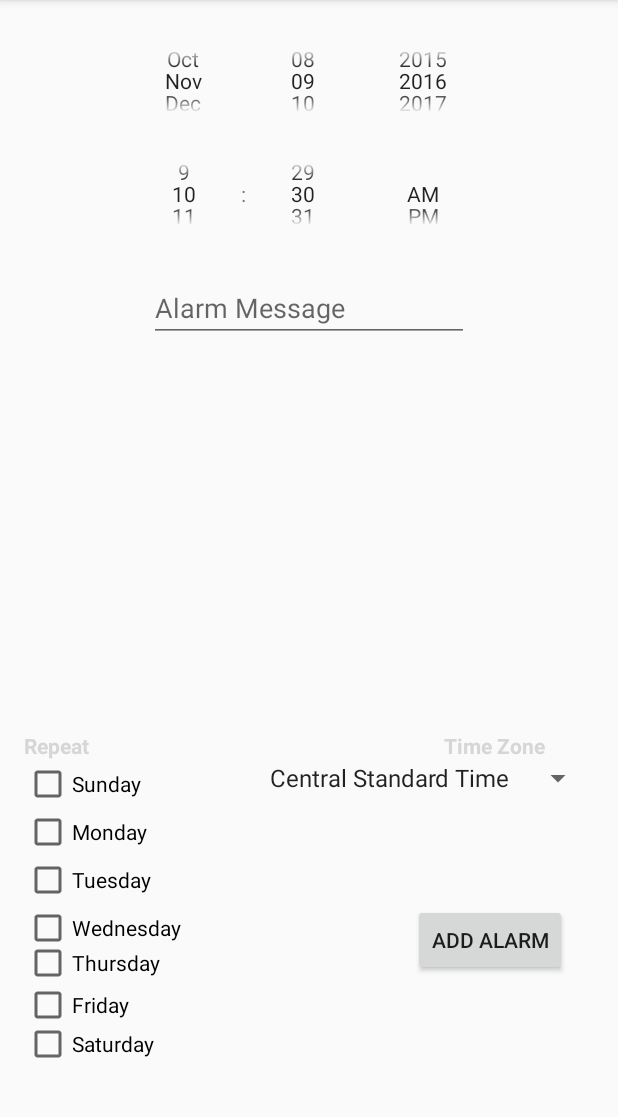
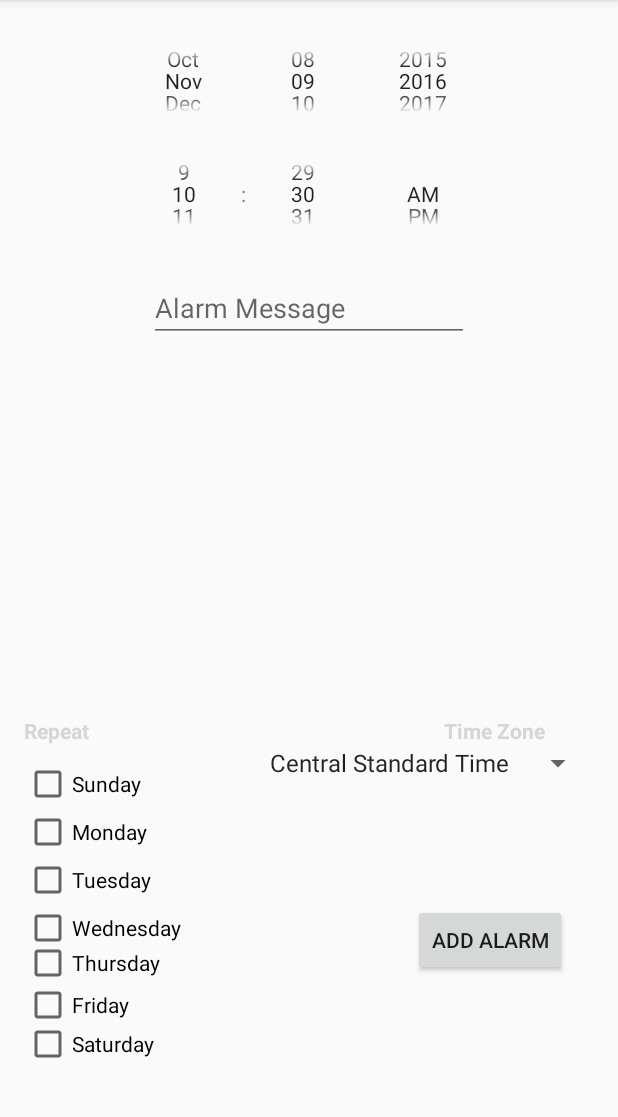
Before and after one commit to andrewjamen/Clock, an Android app: the SetAlarm screen opened directly, with no data from a screen before it, on a phone screen of 412 x 824 dp, the part 84-1201 px from its top. Run offline under Robolectric (Android 15) with nearby library versions, the phone set to English and light mode, and no system bars.

```diff
--- a/app/src/main/java/amen/clock/SetAlarm.java
+++ b/app/src/main/java/amen/clock/SetAlarm.java
@@ -327,13 +327,9 @@ public class SetAlarm extends AppCompatActivity {
                 criteria.setCostAllowed(false);
                  */
 
-
-
                 Alarm alarm = new Alarm(alarmTime, alarmMessageText, rptDays, location);
-
                 intent = new Intent(SetAlarm.this, AlarmReceiver.class);
                 pendingIntent = PendingIntent.getBroadcast(SetAlarm.this, 0, intent, PendingIntent.FLAG_UPDATE_CURRENT);
-
                 alarmManager.set(AlarmManager.RTC_WAKEUP, (long) alarmTime, pendingIntent);
 
 
--- a/app/src/main/java/amen/clock/SetTimer.java
+++ b/app/src/main/java/amen/clock/SetTimer.java
@@ -1,6 +1,7 @@
 package amen.clock;
 
 import android.app.AlarmManager;
+import android.app.Notification;
 import android.app.NotificationManager;
 import android.app.PendingIntent;
 import android.content.Context;
@@ -15,6 +16,8 @@ import android.view.View;
 import android.view.View.OnClickListener;
 import android.widget.Button;
 import android.widget.TextView;
+
+import static android.support.v4.app.NotificationCompat.PRIORITY_HIGH;
 
 
 public class SetTimer extends Activity implements OnClickListener {
@@ -106,6 +109,8 @@ public class SetTimer extends Activity implements OnClickListener {
         notification.setWhen(System.currentTimeMillis());
         notification.setContentTitle("Timer is up!!!");
         notification.setContentText("Click here to go to app.");
+        notification.setDefaults(Notification.DEFAULT_ALL);
+        notification.setPriority(PRIORITY_HIGH);
 
 
         Intent intent2 = new Intent(this, MainActivity.class);
--- a/app/src/main/res/layout/activity_set_alarm.xml
+++ b/app/src/main/res/layout/activity_set_alarm.xml
@@ -100,20 +100,6 @@
     <TextView
         android:layout_width="100dp"
         android:layout_height="wrap_content"
-        android:inputType="none"
-        android:text="Repeat"
-        android:ems="10"
-        android:layout_above="@+id/sundayCheckBox"
-        android:layout_alignParentLeft="true"
-        android:layout_alignParentStart="true"
-        android:id="@+id/repeatText"
-        android:clickable="false"
-        android:textColor="@color/cast_expanded_controller_background_color"
-        android:textStyle="normal|bold" />
-
-    <TextView
-        android:layout_width="100dp"
-        android:layout_height="wrap_content"
         android:inputType="textPersonName"
         android:text="Time Zone"
         android:ems="10"
@@ -155,4 +141,19 @@
         android:layout_alignParentLeft="true"
         android:layout_alignParentStart="true" />
 
+    <TextView
+        android:layout_width="100dp"
+        android:layout_height="wrap_content"
+        android:inputType="none"
+        android:text="Repeat"
+        android:ems="10"
+        android:id="@+id/repeatText"
+        android:clickable="false"
+        android:textColor="@color/cast_expanded_controller_background_color"
+        android:textStyle="normal|bold"
+        android:layout_above="@+id/sundayCheckBox"
+        android:layout_alignParentLeft="true"
+        android:layout_alignParentStart="true"
+        android:layout_marginBottom="10dp" />
+
 </RelativeLayout>
```
